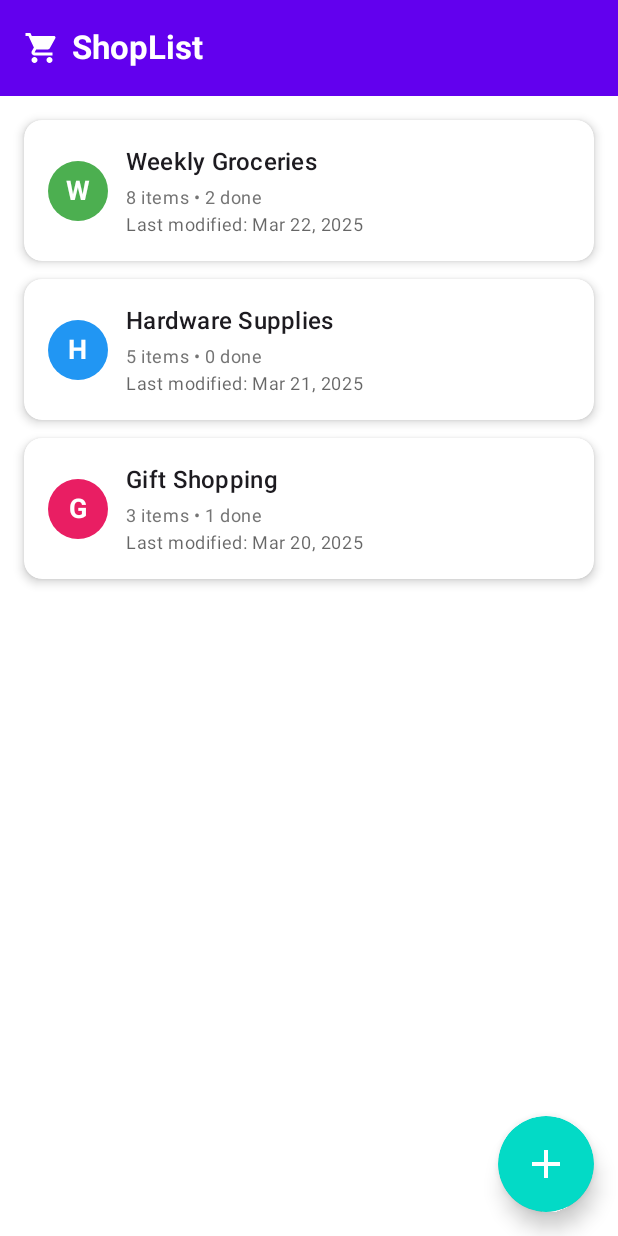
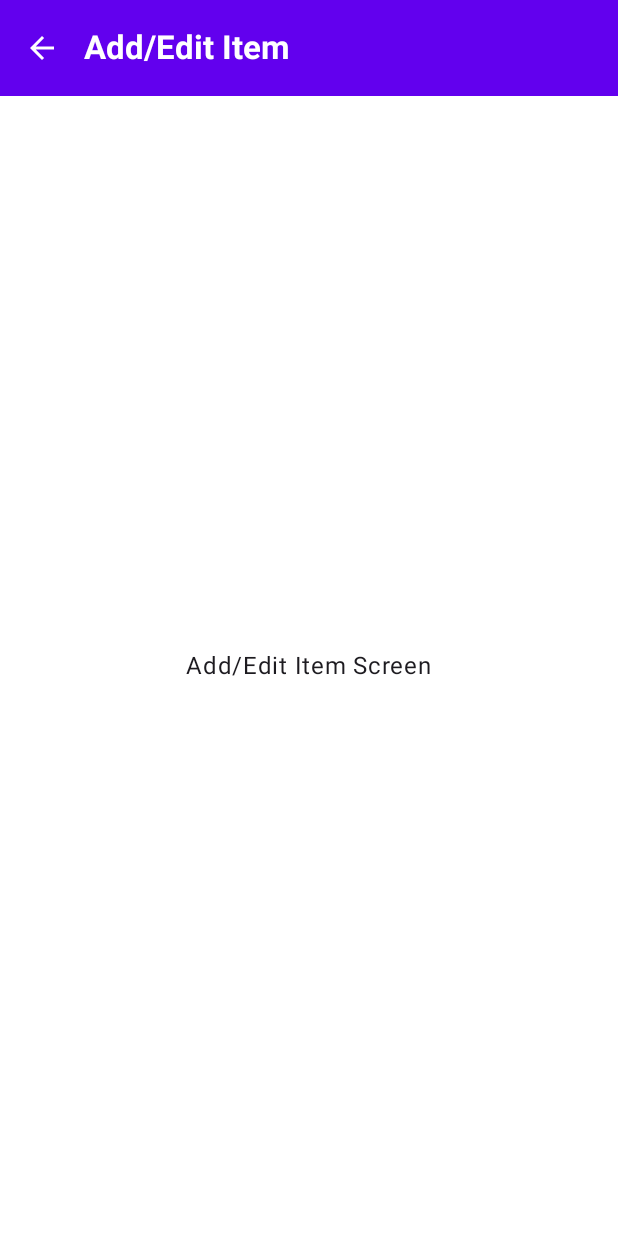
Before and after one commit to Sudheer-Official/ShopList, an Android app built with Jetpack Compose: the screen it shows after launch (MainActivity), after a tap on "Add new list", on a phone screen of 412 x 824 dp. Run offline under Robolectric (Android 15) with nearby library versions, the phone set to English and light mode, and no system bars.

Commit message:
Typesafe navigation implemented

```diff
--- a/app/build.gradle.kts
+++ b/app/build.gradle.kts
@@ -2,6 +2,7 @@ plugins {
     alias(libs.plugins.android.application)
     alias(libs.plugins.kotlin.android)
     alias(libs.plugins.kotlin.compose)
+    id("org.jetbrains.kotlin.plugin.serialization") version "2.1.20"
 }
 
 android {
@@ -41,6 +42,12 @@ android {
 
 dependencies {
 
+    // Compose Navigation
+    implementation("androidx.navigation:navigation-compose:2.8.9")
+
+    // JSON serialization library, works with the Kotlin serialization plugin
+    implementation("org.jetbrains.kotlinx:kotlinx-serialization-json:1.8.0")
+
     implementation(libs.androidx.core.ktx)
     implementation(libs.androidx.lifecycle.runtime.ktx)
     implementation(libs.androidx.activity.compose)
@@ -50,7 +57,6 @@ dependencies {
     implementation(libs.androidx.ui.tooling.preview)
     implementation(libs.androidx.material3)
 
-    implementation("androidx.navigation:navigation-compose:2.8.9")
     testImplementation(libs.junit)
     androidTestImplementation(libs.androidx.junit)
     androidTestImplementation(libs.androidx.espresso.core)
--- a/app/src/main/java/uk/ac/tees/mad/shoplist/MainActivity.kt
+++ b/app/src/main/java/uk/ac/tees/mad/shoplist/MainActivity.kt
@@ -4,24 +4,15 @@ import android.os.Bundle
 import androidx.activity.ComponentActivity
 import androidx.activity.compose.setContent
 import androidx.activity.enableEdgeToEdge
-import androidx.compose.animation.core.Animatable
-import androidx.compose.animation.core.tween
-import androidx.compose.foundation.layout.fillMaxSize
-import androidx.compose.foundation.layout.padding
-import androidx.compose.material3.Scaffold
-import androidx.compose.material3.Text
 import androidx.compose.runtime.Composable
-import androidx.compose.runtime.LaunchedEffect
-import androidx.compose.runtime.mutableStateOf
-import androidx.compose.runtime.remember
-import androidx.compose.ui.Modifier
-import androidx.compose.ui.tooling.preview.Preview
-import androidx.navigation.NavType
 import androidx.navigation.compose.NavHost
 import androidx.navigation.compose.composable
+import androidx.navigation.compose.navigation
 import androidx.navigation.compose.rememberNavController
-import androidx.navigation.navArgument
-import kotlinx.coroutines.delay
+import androidx.navigation.toRoute
+import uk.ac.tees.mad.shoplist.domain.Dest
+import uk.ac.tees.mad.shoplist.domain.SubGraph
+import uk.ac.tees.mad.shoplist.ui.screens.AddEditItemScreen
 import uk.ac.tees.mad.shoplist.ui.screens.HomeScreen
 import uk.ac.tees.mad.shoplist.ui.screens.ListDetailScreen
 import uk.ac.tees.mad.shoplist.ui.screens.SplashScreen
@@ -44,35 +35,40 @@ fun AppContent() {
 
     val navController = rememberNavController()
 
-    NavHost(navController = navController, startDestination = "splash") {
-        composable("splash") {
-            SplashScreen(
-                onSplashFinished = {
-                    navController.navigate("home") {
-                        popUpTo("splash") { inclusive = true }
-                    }
-                }
-            )
+    NavHost(navController = navController, startDestination = SubGraph.Splash) {
+        navigation<SubGraph.Splash>(startDestination = Dest.SplashScreen) {
+            composable<Dest.SplashScreen> {
+                SplashScreen(
+                    onSplashFinished = {
+                        navController.navigate(SubGraph.Home) {
+                            popUpTo(SubGraph.Splash) { inclusive = true }
+                        }
+                    })
+            }
         }
-        composable("home") {
-            HomeScreen(
-                onListClick = { listId ->
-                    navController.navigate("listDetail/$listId")
-                },
-                onAddListClick = {
+        navigation<SubGraph.Home>(startDestination = Dest.HomeScreen) {
+            composable<Dest.HomeScreen> {
+                HomeScreen(onListClick = { listId ->
+                    navController.navigate(Dest.ListDetailScreen(listId))
+                }, onAddListClick = {
                     // TODO: Navigate to create new list
-                }
-            )
+                    navController.navigate(Dest.AddEditItemScreen)
+                })
+            }
+            composable<Dest.ListDetailScreen> {
+                val args = it.toRoute<Dest.ListDetailScreen>()
+                ListDetailScreen(
+                    listId = args.listId, onBackClick = {
+                        navController.popBackStack()
+                    })
+            }
+            composable<Dest.AddEditItemScreen> {
+                AddEditItemScreen(
+                    onBackClick = {
+                        navController.popBackStack()
+                    })
+            }
         }
-        composable(
-            "listDetail/{listId}",
-            arguments = listOf(navArgument("listId") { type = NavType.IntType })
-        ) { backStackEntry ->
-            val listId = backStackEntry.arguments?.getInt("listId") ?: 0
-            ListDetailScreen(
-                listId = listId,
-                onBackClick = { navController.popBackStack() }
-            )
-        }
+
     }
 }
--- /dev/null
+++ b/app/src/main/java/uk/ac/tees/mad/shoplist/domain/NavigationUtils.kt
@@ -0,0 +1,29 @@
+package uk.ac.tees.mad.shoplist.domain
+
+import kotlinx.serialization.Serializable
+
+sealed class SubGraph {
+
+    @Serializable
+    data object Splash : SubGraph()
+
+    @Serializable
+    data object Home : SubGraph()
+
+}
+
+sealed class Dest {
+
+    @Serializable
+    data object SplashScreen : Dest()
+
+    @Serializable
+    data object HomeScreen : Dest()
+
+    @Serializable
+    data class ListDetailScreen(val listId: Int) : Dest()
+
+    @Serializable
+    data object AddEditItemScreen : Dest()
+
+}
--- /dev/null
+++ b/app/src/main/java/uk/ac/tees/mad/shoplist/ui/screens/AddEditItemScreen.kt
@@ -0,0 +1,71 @@
+package uk.ac.tees.mad.shoplist.ui.screens
+
+import androidx.compose.foundation.layout.Box
+import androidx.compose.foundation.layout.fillMaxSize
+import androidx.compose.foundation.layout.padding
+import androidx.compose.material.icons.Icons
+import androidx.compose.material.icons.automirrored.filled.ArrowBack
+import androidx.compose.material.icons.filled.ArrowBack
+import androidx.compose.material3.ExperimentalMaterial3Api
+import androidx.compose.material3.Icon
+import androidx.compose.material3.IconButton
+import androidx.compose.material3.MaterialTheme
+import androidx.compose.material3.Scaffold
+import androidx.compose.material3.Text
+import androidx.compose.material3.TopAppBar
+import androidx.compose.material3.TopAppBarDefaults
+import androidx.compose.runtime.Composable
+import androidx.compose.ui.Alignment
+import androidx.compose.ui.Modifier
+import androidx.compose.ui.text.font.FontWeight
+
+@OptIn(ExperimentalMaterial3Api::class)
+@Composable
+fun AddEditItemScreen(
+//    listId: Int,
+//    itemId: Int,
+    onBackClick: () -> Unit
+) {
+    Scaffold(
+        topBar = {
+            TopAppBar(
+                title = {
+                Text(
+                    text = "Add/Edit Item", fontWeight = FontWeight.Bold
+                )
+            }, navigationIcon = {
+                IconButton(onClick = onBackClick) {
+                    Icon(
+                        imageVector = Icons.AutoMirrored.Filled.ArrowBack,
+                        contentDescription = "Back",
+                        tint = MaterialTheme.colorScheme.onPrimary
+                    )
+                }
+            }, colors = TopAppBarDefaults.topAppBarColors(
+                containerColor = MaterialTheme.colorScheme.primary,
+                titleContentColor = MaterialTheme.colorScheme.onPrimary
+            )
+            )
+        }, containerColor = MaterialTheme.colorScheme.background
+    ) { paddingValues ->
+        AddEditItemContent(
+//            listId = listId,
+//            itemId = itemId,
+            modifier = Modifier.padding(paddingValues)
+        )
+    }
+}
+
+@Composable
+fun AddEditItemContent(
+//    listId: Int,
+//    itemId: Int,
+    modifier: Modifier = Modifier
+) {
+    // Add your content here
+    Box(
+        modifier = modifier.fillMaxSize(), contentAlignment = Alignment.Center
+    ) {
+        Text(text = "Add/Edit Item Screen")
+    }
+}
--- a/app/src/main/java/uk/ac/tees/mad/shoplist/ui/screens/ListDetailScreen.kt
+++ b/app/src/main/java/uk/ac/tees/mad/shoplist/ui/screens/ListDetailScreen.kt
@@ -8,6 +8,7 @@ import androidx.compose.foundation.lazy.items
 import androidx.compose.foundation.shape.CircleShape
 import androidx.compose.foundation.shape.RoundedCornerShape
 import androidx.compose.material.icons.Icons
+import androidx.compose.material.icons.automirrored.filled.ArrowBack
 import androidx.compose.material.icons.filled.Add
 import androidx.compose.material.icons.filled.ArrowBack
 import androidx.compose.material3.*
@@ -77,7 +78,7 @@ fun ListDetailScreen(
                 navigationIcon = {
                     IconButton(onClick = onBackClick) {
                         Icon(
-                            imageVector = Icons.Default.ArrowBack,
+                            imageVector = Icons.AutoMirrored.Filled.ArrowBack,
                             contentDescription = "Back",
                             tint = MaterialTheme.colorScheme.onPrimary
                         )
@@ -91,7 +92,10 @@ fun ListDetailScreen(
         },
         floatingActionButton = {
             FloatingActionButton(
-                onClick = { /* TODO: Navigate to Add Item Screen*/ },
+                onClick = {
+                /* TODO: Navigate to Add Item Screen*/
+
+                },
                 containerColor = MaterialTheme.colorScheme.secondary,
                 shape = CircleShape,
                 modifier = Modifier
--- a/build.gradle.kts
+++ b/build.gradle.kts
@@ -3,4 +3,5 @@ plugins {
     alias(libs.plugins.android.application) apply false
     alias(libs.plugins.kotlin.android) apply false
     alias(libs.plugins.kotlin.compose) apply false
+    id("org.jetbrains.kotlin.plugin.serialization") version "2.1.20" apply false
 }
--- a/gradle/libs.versions.toml
+++ b/gradle/libs.versions.toml
@@ -1,13 +1,13 @@
 [versions]
-agp = "8.8.0"
-kotlin = "2.0.0"
+agp = "8.9.1"
+kotlin = "2.1.20"
 coreKtx = "1.15.0"
 junit = "4.13.2"
 junitVersion = "1.2.1"
 espressoCore = "3.6.1"
 lifecycleRuntimeKtx = "2.8.7"
 activityCompose = "1.10.1"
-composeBom = "2024.04.01"
+composeBom = "2025.03.01"
 
 [libraries]
 androidx-core-ktx = { group = "androidx.core", name = "core-ktx", version.ref = "coreKtx" }
```
Also changed, not shown: gradle/wrapper/gradle-wrapper.properties, 1 other file.
